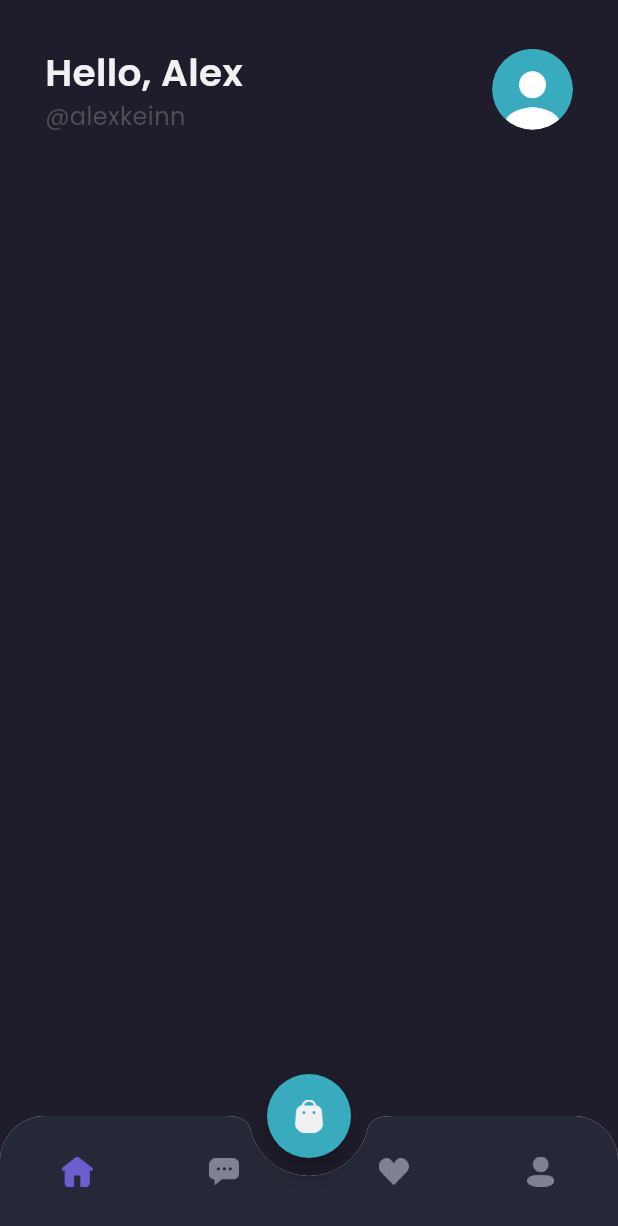
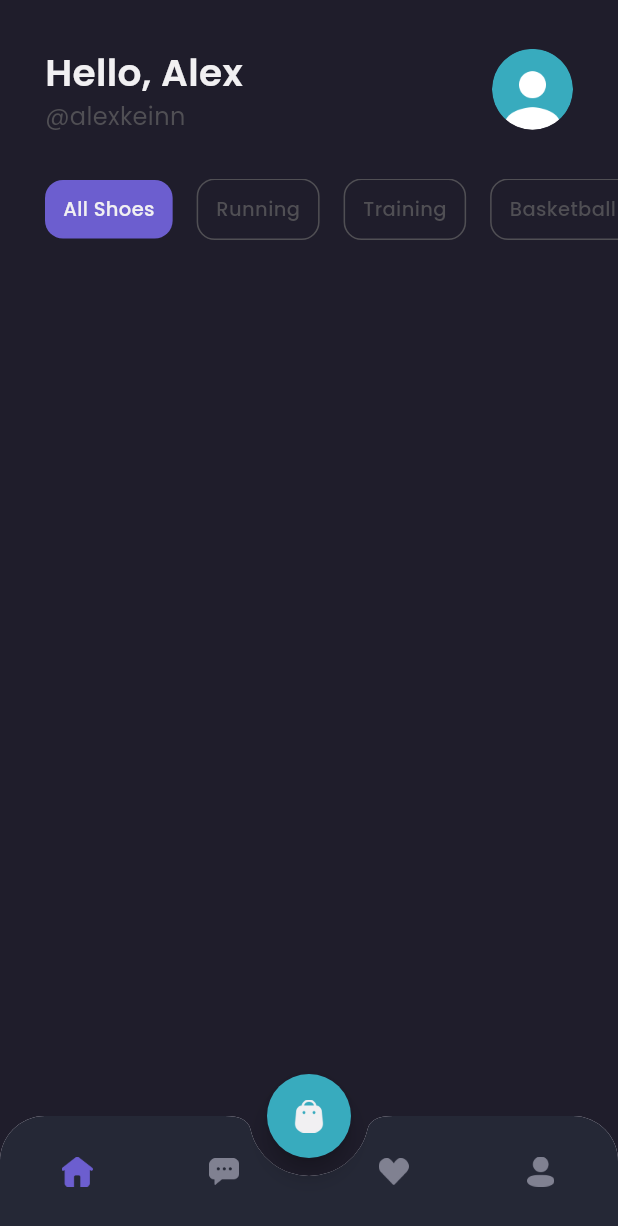
Before and after one commit to renalekiriyanto/shamo, a Flutter app: the MainPage screen opened by its route, on a phone screen of 412 x 824 dp. Shown: the top 1226 px of the screen. Run offline on Flutter 3.47's test engine with Material 3 defaults, Android fonts, the phone set to English and light mode, and no system bars; our stand-ins replace google_fonts.

Commit message:
Page Bagian Categories

```diff
--- a/shamo_mobile/lib/pages/home/home_page.dart
+++ b/shamo_mobile/lib/pages/home/home_page.dart
@@ -40,8 +40,87 @@ class HomePage extends StatelessWidget {
       );
     }
 
+    Widget categories() {
+      return Container(
+        margin: EdgeInsets.only(top: 30),
+        child: SingleChildScrollView(
+          scrollDirection: Axis.horizontal,
+          child: Row(
+            children: [
+              SizedBox(
+                width: 30,
+              ),
+              Container(
+                margin: EdgeInsets.only(right: 16),
+                padding: EdgeInsets.symmetric(horizontal: 12, vertical: 10),
+                decoration: BoxDecoration(
+                    borderRadius: BorderRadius.circular(12), color: primaryColor),
+                child: Text(
+                  'All Shoes',
+                  style:
+                      primaryTextStyle.copyWith(fontSize: 13, fontWeight: medium),
+                ),
+              ),
+              Container(
+                margin: EdgeInsets.only(right: 16),
+                padding: EdgeInsets.symmetric(horizontal: 12, vertical: 10),
+                decoration: BoxDecoration(
+                    borderRadius: BorderRadius.circular(12),
+                    color: transparantColor,
+                    border: Border.all(color: subtitleTextColor)),
+                child: Text(
+                  'Running',
+                  style:
+                      subtitleTextStyle.copyWith(fontSize: 13, fontWeight: medium),
+                ),
+              ),
+              Container(
+                margin: EdgeInsets.only(right: 16),
+                padding: EdgeInsets.symmetric(horizontal: 12, vertical: 10),
+                decoration: BoxDecoration(
+                    borderRadius: BorderRadius.circular(12),
+                    color: transparantColor,
+                    border: Border.all(color: subtitleTextColor)),
+                child: Text(
+                  'Training',
+                  style:
+                      subtitleTextStyle.copyWith(fontSize: 13, fontWeight: medium),
+                ),
+              ),
+              Container(
+                margin: EdgeInsets.only(right: 16),
+                padding: EdgeInsets.symmetric(horizontal: 12, vertical: 10),
+                decoration: BoxDecoration(
+                    borderRadius: BorderRadius.circular(12),
+                    color: transparantColor,
+                    border: Border.all(color: subtitleTextColor)),
+                child: Text(
+                  'Basketball',
+                  style:
+                      subtitleTextStyle.copyWith(fontSize: 13, fontWeight: medium),
+                ),
+              ),
+              Container(
+                margin: EdgeInsets.only(right: 16),
+                padding: EdgeInsets.symmetric(horizontal: 12, vertical: 10),
+                decoration: BoxDecoration(
+                    borderRadius: BorderRadius.circular(12),
+                    color: transparantColor,
+                    border: Border.all(color: subtitleTextColor)),
+                child: Text(
+                  'Hiking',
+                  style:
+                      subtitleTextStyle.copyWith(fontSize: 13, fontWeight: medium),
+                ),
+              ),
+            ],
+          ),
+        ),
+      );
+    }
+
     return ListView(
-      children: [header()],
+      children: [header(), categories()],
     );
   }
 }
--- a/shamo_mobile/lib/theme.dart
+++ b/shamo_mobile/lib/theme.dart
@@ -13,7 +13,7 @@ Color primaryTextColor = Color(0xffF1F0F2);
 Color secondaryTextColor = const Color(0xff999999);
 Color subtitleTextColor = const Color(0xff504f54);
 Color bgColor4 = Color(0xff252836);
-
+Color transparantColor = Colors.transparent;
 TextStyle primaryTextStyle = GoogleFonts.poppins(
   color: primaryTextColor,
 );
```
